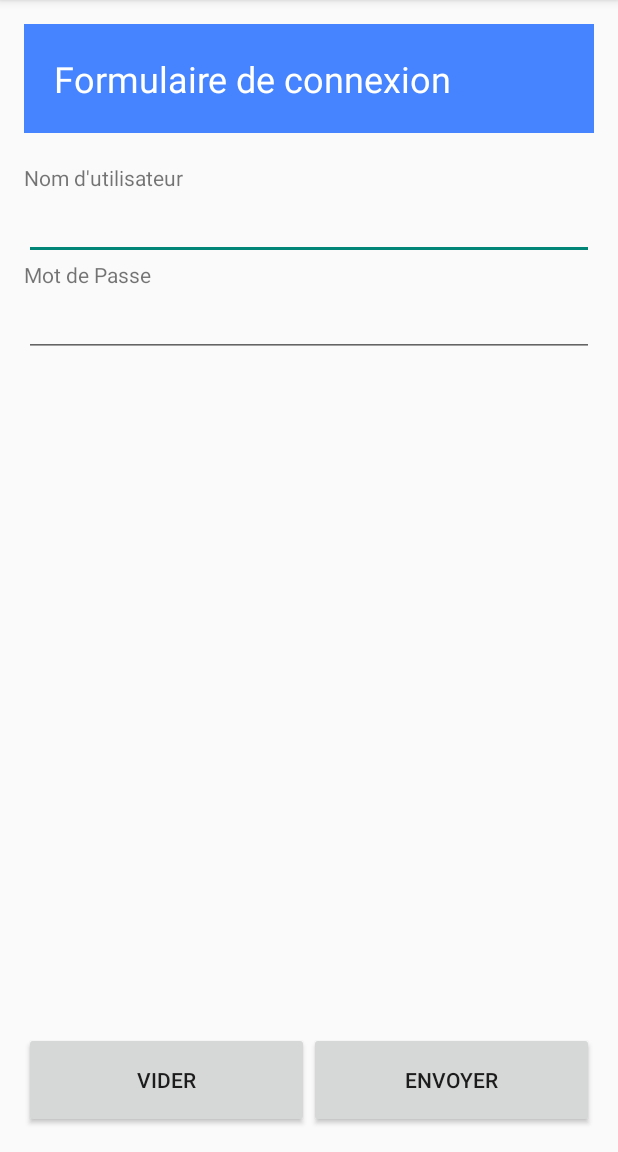
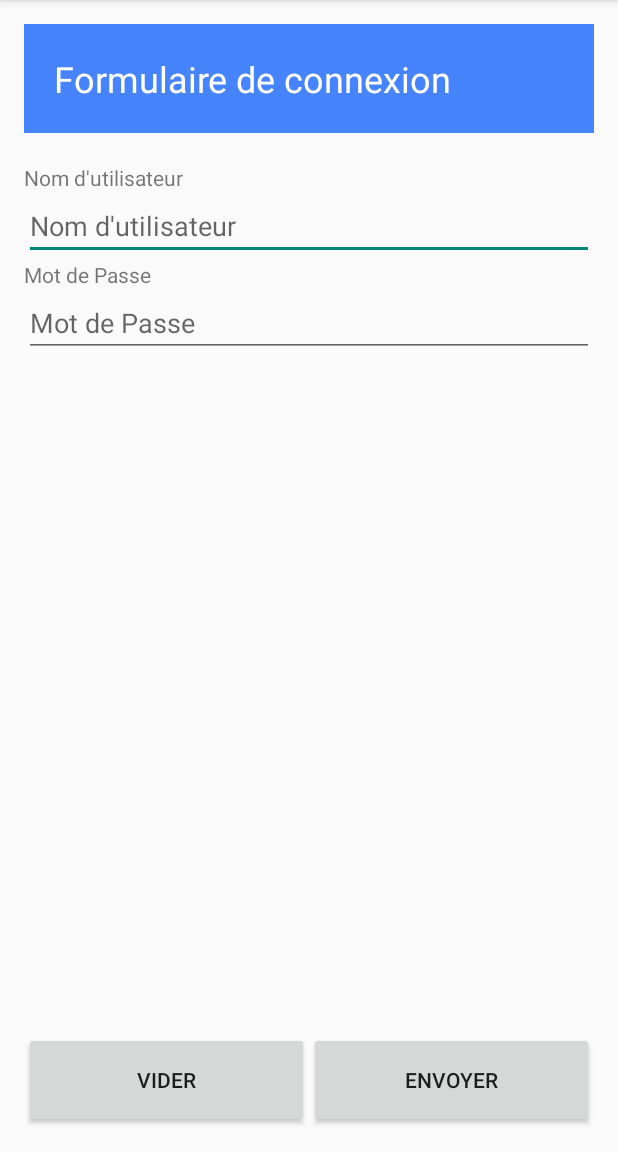
Before and after one commit to Joxit/ExcilysCapico, an Android app: the screen it shows after launch (MainActivity), on a phone screen of 412 x 824 dp, the part 84-1236 px from its top. Run offline under Robolectric (Android 15) with nearby library versions, the phone set to English and light mode, and no system bars.

Commit message:
Place holder ajouté

```diff
--- a/FormationAndroid/app/src/main/res/layout/activity_main.xml
+++ b/FormationAndroid/app/src/main/res/layout/activity_main.xml
@@ -47,7 +47,8 @@
             <EditText
                 android:layout_width="match_parent"
                 android:layout_height="wrap_content"
-                android:id="@+id/editText" />
+                android:id="@+id/editText"
+                android:hint="@string/strUser"/>
 
             <TextView
                 android:layout_width="match_parent"
@@ -58,7 +59,8 @@
             <EditText
                 android:layout_width="match_parent"
                 android:layout_height="wrap_content"
-                android:id="@+id/editText2" />
+                android:id="@+id/editText2"
+                android:hint="@string/strPwd"/>
 
         </LinearLayout></ScrollView>
 
```
